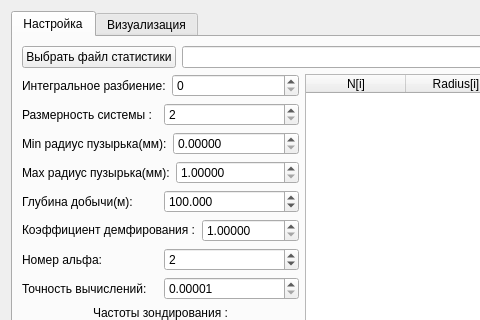
This is mainwindow.ui in Kirill71/Bachelor-diploma-in-University as Qt 5 draws it before an edit; both pictures show x 0 to 480 and y 0 to 320 of the 788 by 632 pixel window. The edited form follows.
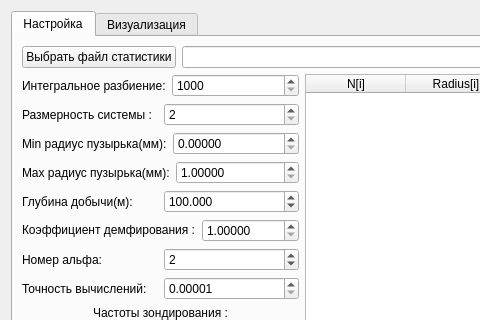
This is the edited form.

What changed in the file:
```diff
--- a/mainwindow.ui
+++ b/mainwindow.ui
@@ -67,7 +67,7 @@
                    <item>
                     <widget class="QSpinBox" name="integralSeparateSpinBox">
                      <property name="minimum">
-                      <number>0</number>
+                      <number>1000</number>
                      </property>
                      <property name="maximum">
                       <number>1000000</number>
```
